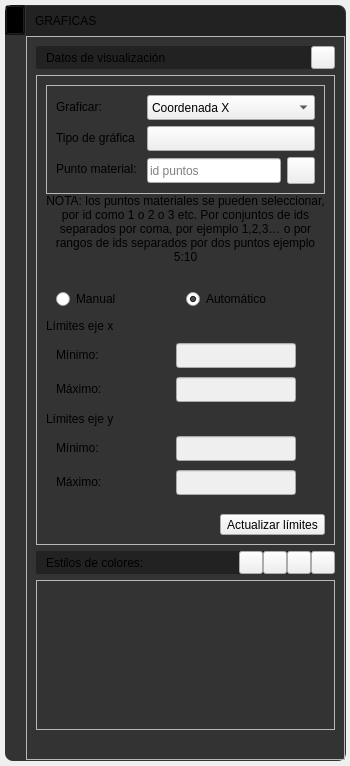
edwinar13/MPM-UN, file app/ui/widget_result_menu_graph.ui: the form before one commit.
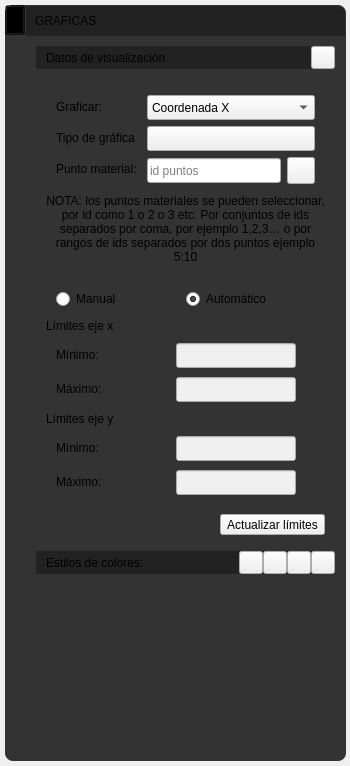
The form after the commit. Icons and pictures are not drawn.

Commit message: fix(ui): menú de gráficas regenerado desde su .ui; guía de Designer en el README

```diff
--- a/app/ui/widget_result_menu_graph.ui
+++ b/app/ui/widget_result_menu_graph.ui
@@ -77,8 +77,14 @@
 border-radius: 8px
 }
 
+QFrame#frame_info,
+QFrame#frame_ResultAnimation1,
+QFrame#frame_ResultAnimation3,
+QFrame#frame_3{
+background: transparent;
+}
 /*#################################################################*/
-/*####################       FRAME HIDE       ###########################*/
+/*####################       FRAME HIDE      ###########################*/
 /*#################################################################*/
 
 QFrame#frame_hide{
```
Left out of the diff: 20 changed lines with no effect on the pictures. The commit also changes 3 other files.
